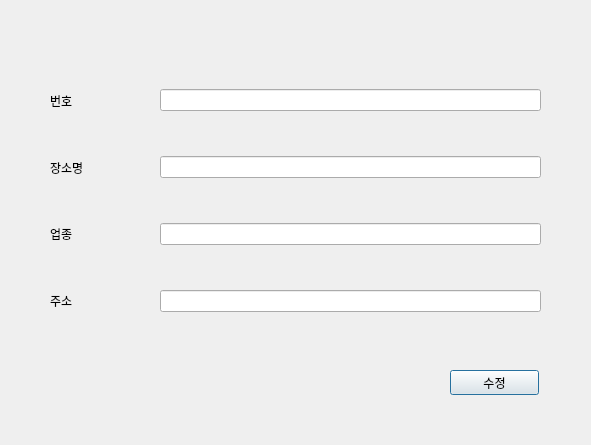
First picture: the form in server/sight_edit.ui, repository rentacar-4team/rentacar, before the edit.
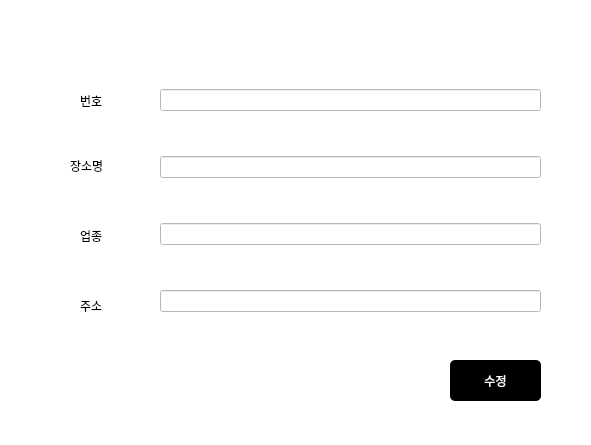
Second picture: the form after the edit.

What changed in the file:
```diff
--- a/server/sight_edit.ui
+++ b/server/sight_edit.ui
@@ -13,46 +13,9 @@
   <property name="windowTitle">
    <string>Dialog</string>
   </property>
-  <widget class="QWidget" name="verticalLayoutWidget">
-   <property name="geometry">
-    <rect>
-     <x>50</x>
-     <y>70</y>
-     <width>101</width>
-     <height>261</height>
-    </rect>
-   </property>
-   <layout class="QVBoxLayout" name="verticalLayout">
-    <item>
-     <widget class="QLabel" name="label_4">
-      <property name="text">
-       <string>번호</string>
-      </property>
-     </widget>
-    </item>
-    <item>
-     <widget class="QLabel" name="label">
-      <property name="text">
-       <string>장소명</string>
-      </property>
-     </widget>
-    </item>
-    <item>
-     <widget class="QLabel" name="label_2">
-      <property name="text">
-       <string>업종</string>
-      </property>
-     </widget>
-    </item>
-    <item>
-     <widget class="QLabel" name="label_3">
-      <property name="text">
-       <string>주소</string>
-      </property>
-     </widget>
-    </item>
-   </layout>
-  </widget>
+  <property name="styleSheet">
+   <string notr="true">background-color: rgb(255, 255, 255);</string>
+  </property>
   <widget class="QWidget" name="verticalLayoutWidget_2">
    <property name="geometry">
     <rect>
@@ -85,15 +48,84 @@
    <property name="geometry">
     <rect>
      <x>450</x>
-     <y>370</y>
-     <width>89</width>
-     <height>25</height>
+     <y>360</y>
+     <width>91</width>
+     <height>41</height>
     </rect>
    </property>
+   <property name="styleSheet">
+    <string notr="true">background-color: rgb(0, 0, 0);
+color: rgb(255, 255, 255);
+border-radius: 5px;</string>
+   </property>
    <property name="text">
     <string>수정</string>
    </property>
   </widget>
+  <widget class="QLabel" name="label_4">
+   <property name="geometry">
+    <rect>
+     <x>80</x>
+     <y>80</y>
+     <width>61</width>
+     <height>41</height>
+    </rect>
+   </property>
+   <property name="styleSheet">
+    <string notr="true">font: 75 15pt &quot;ori1Uni&quot;;</string>
+   </property>
+   <property name="text">
+    <string>번호</string>
+   </property>
+  </widget>
+  <widget class="QLabel" name="label">
+   <property name="geometry">
+    <rect>
+     <x>70</x>
+     <y>140</y>
+     <width>71</width>
+     <height>51</height>
+    </rect>
+   </property>
+   <property name="styleSheet">
+    <string notr="true">font: 75 15pt &quot;ori1Uni&quot;;</string>
+   </property>
+   <property name="text">
+    <string>장소명</string>
+   </property>
+  </widget>
+  <widget class="QLabel" name="label_3">
+   <property name="geometry">
+    <rect>
+     <x>80</x>
+     <y>270</y>
+     <width>51</width>
+     <height>71</height>
+    </rect>
+   </property>
+   <property name="styleSheet">
+    <string notr="true">font: 75 15pt &quot;ori1Uni&quot;;</string>
+   </property>
+   <property name="text">
+    <string>주소</string>
+   </property>
+  </widget>
+  <widget class="QLabel" name="label_2">
+   <property name="geometry">
+    <rect>
+     <x>80</x>
+     <y>200</y>
+     <width>51</width>
+     <height>71</height>
+    </rect>
+   </property>
+   <property name="styleSheet">
+    <string notr="true">font: 75 15pt &quot;ori1Uni&quot;;</string>
+   </property>
+   <property name="text">
+    <string>업종</string>
+   </property>
+  </widget>
  </widget>
  <resources/>
  <connections/>
```
